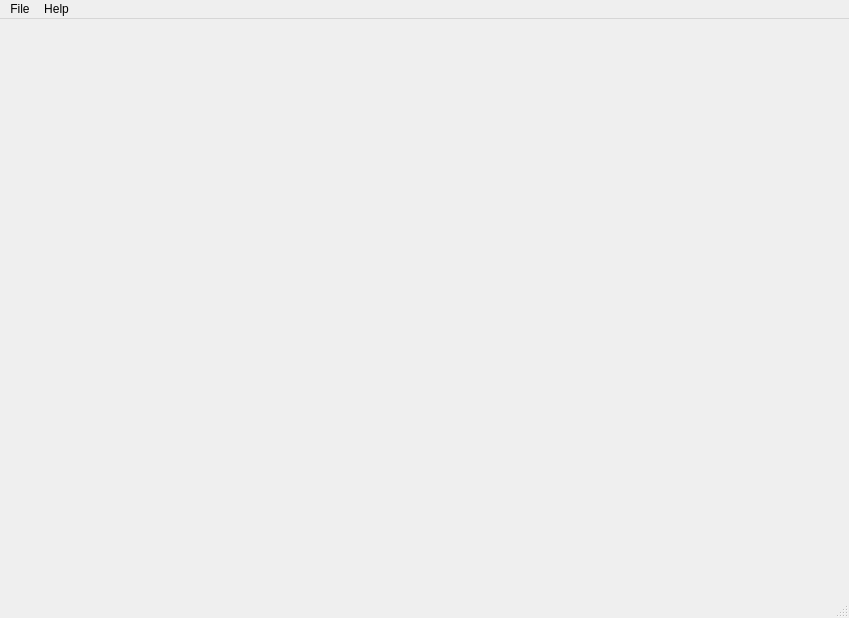
Qt form Apps/Navigator/mainwindow.ui (machuuu/QtWorkspace) before a commit.
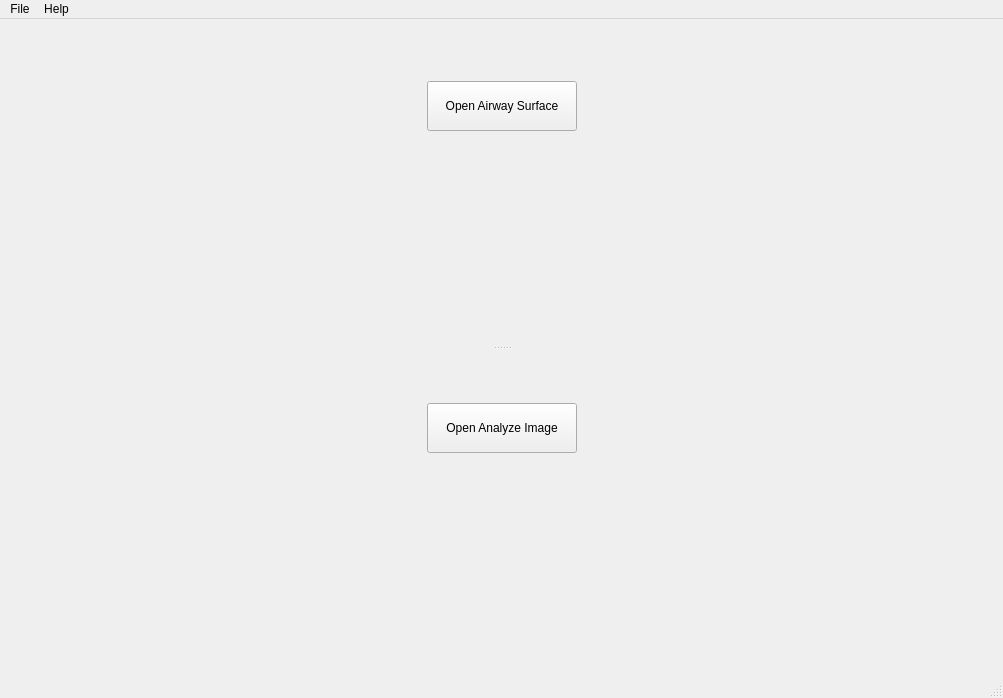
The same form after that commit.

Commit message: Add Layout to Navigator and complete initial UI

```diff
--- a/Apps/Navigator/mainwindow.ui
+++ b/Apps/Navigator/mainwindow.ui
@@ -6,8 +6,8 @@
    <rect>
     <x>0</x>
     <y>0</y>
-    <width>849</width>
-    <height>618</height>
+    <width>1003</width>
+    <height>698</height>
    </rect>
   </property>
   <property name="windowTitle">
@@ -23,13 +23,173 @@
    <property name="layoutDirection">
     <enum>Qt::LeftToRight</enum>
    </property>
+   <layout class="QVBoxLayout" name="verticalLayout_3">
+    <item>
+     <widget class="QSplitter" name="splitter">
+      <property name="cursor">
+       <cursorShape>ArrowCursor</cursorShape>
+      </property>
+      <property name="orientation">
+       <enum>Qt::Vertical</enum>
+      </property>
+      <widget class="QWidget" name="verticalLayoutWidget">
+       <layout class="QVBoxLayout" name="airwaySurfaceLayout">
+        <item>
+         <widget class="QWidget" name="loadAirwaySurfaceWidget" native="true">
+          <property name="minimumSize">
+           <size>
+            <width>10</width>
+            <height>10</height>
+           </size>
+          </property>
+          <layout class="QHBoxLayout" name="horizontalLayout_3">
+           <item>
+            <spacer name="horizontalSpacer_5">
+             <property name="orientation">
+              <enum>Qt::Horizontal</enum>
+             </property>
+             <property name="sizeHint" stdset="0">
+              <size>
+               <width>40</width>
+               <height>20</height>
+              </size>
+             </property>
+            </spacer>
+           </item>
+           <item>
+            <widget class="QPushButton" name="pushButtonAirwaySurface">
+             <property name="sizePolicy">
+              <sizepolicy hsizetype="Minimum" vsizetype="Fixed">
+               <horstretch>0</horstretch>
+               <verstretch>0</verstretch>
+              </sizepolicy>
+             </property>
+             <property name="minimumSize">
+              <size>
+               <width>150</width>
+               <height>50</height>
+              </size>
+             </property>
+             <property name="maximumSize">
+              <size>
+               <width>150</width>
+               <height>50</height>
+              </size>
+             </property>
+             <property name="text">
+              <string>Open Airway Surface</string>
+             </property>
+            </widget>
+           </item>
+           <item>
+            <spacer name="horizontalSpacer_6">
+             <property name="orientation">
+              <enum>Qt::Horizontal</enum>
+             </property>
+             <property name="sizeHint" stdset="0">
+              <size>
+               <width>40</width>
+               <height>20</height>
+              </size>
+             </property>
+            </spacer>
+           </item>
+          </layout>
+         </widget>
+        </item>
+        <item>
+         <widget class="QWidget" name="airwaySurfaceWidget" native="true">
+          <property name="minimumSize">
+           <size>
+            <width>10</width>
+            <height>10</height>
+           </size>
+          </property>
+         </widget>
+        </item>
+       </layout>
+      </widget>
+      <widget class="QWidget" name="verticalLayoutWidget_2">
+       <layout class="QVBoxLayout" name="analyzeImageLayout">
+        <item>
+         <widget class="QWidget" name="loadAnalyzeImageWidge" native="true">
+          <property name="minimumSize">
+           <size>
+            <width>10</width>
+            <height>10</height>
+           </size>
+          </property>
+          <layout class="QHBoxLayout" name="horizontalLayout">
+           <item>
+            <spacer name="horizontalSpacer">
+             <property name="orientation">
+              <enum>Qt::Horizontal</enum>
+             </property>
+             <property name="sizeHint" stdset="0">
+              <size>
+               <width>40</width>
+               <height>20</height>
+              </size>
+             </property>
+            </spacer>
+           </item>
+           <item>
+            <widget class="QPushButton" name="pushButtonAnalyzeImage">
+             <property name="minimumSize">
+              <size>
+               <width>150</width>
+               <height>50</height>
+              </size>
+             </property>
+             <property name="maximumSize">
+              <size>
+               <width>150</width>
+               <height>50</height>
+              </size>
+             </property>
+             <property name="text">
+              <string>Open Analyze Image</string>
+             </property>
+            </widget>
+           </item>
+           <item>
+            <spacer name="horizontalSpacer_2">
+             <property name="orientation">
+              <enum>Qt::Horizontal</enum>
+             </property>
+             <property name="sizeHint" stdset="0">
+              <size>
+               <width>40</width>
+               <height>20</height>
+              </size>
+             </property>
+            </spacer>
+           </item>
+          </layout>
+         </widget>
+        </item>
+        <item>
+         <widget class="QWidget" name="analyzeImageWidget" native="true">
+          <property name="minimumSize">
+           <size>
+            <width>10</width>
+            <height>10</height>
+           </size>
+          </property>
+         </widget>
+        </item>
+       </layout>
+      </widget>
+     </widget>
+    </item>
+   </layout>
   </widget>
   <widget class="QMenuBar" name="menubar">
    <property name="geometry">
     <rect>
      <x>0</x>
      <y>0</y>
-     <width>849</width>
+     <width>1003</width>
      <height>22</height>
     </rect>
    </property>
```
The commit also changes 20 other files.
